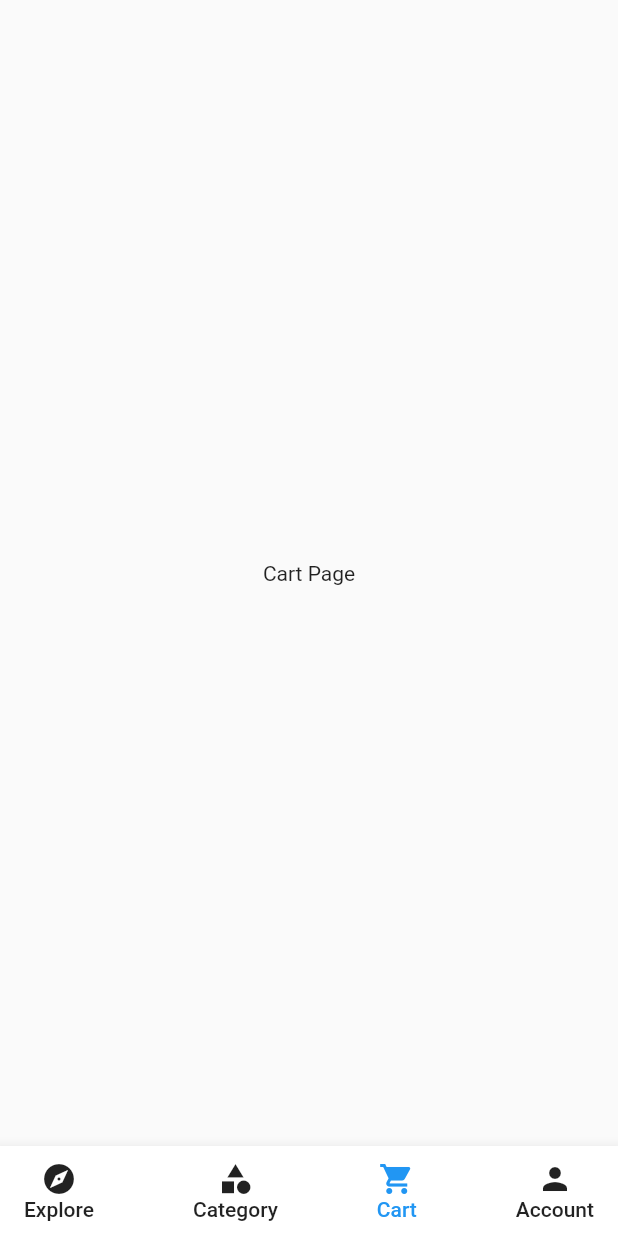
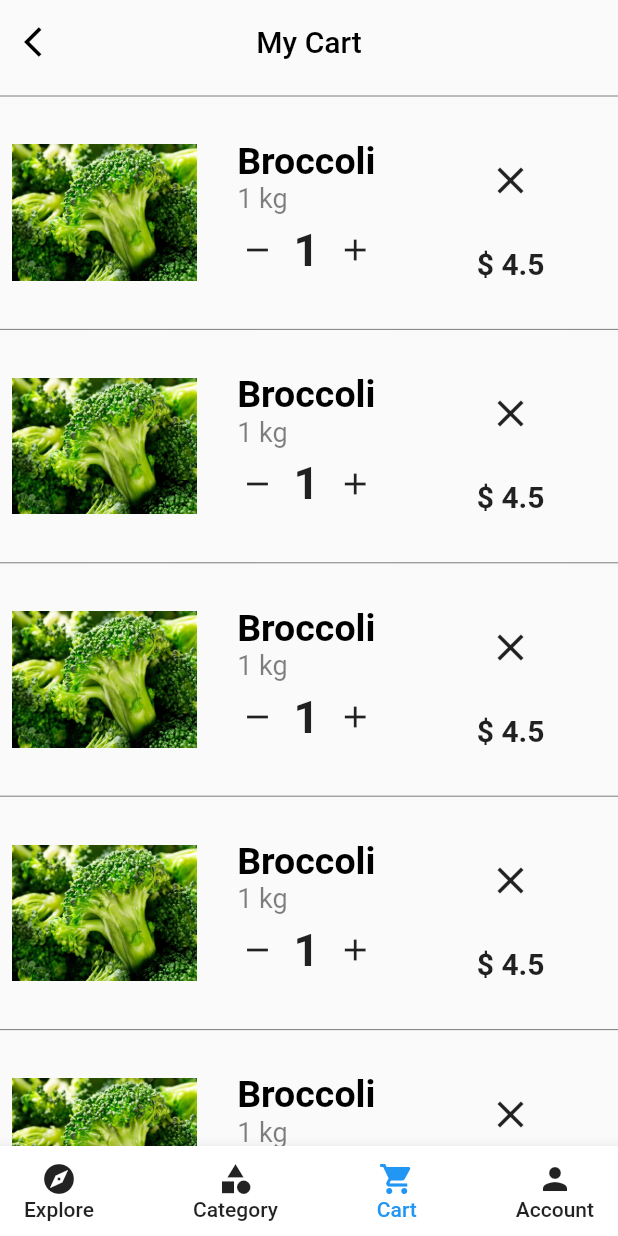
Before and after one commit to pravind002/mini_stores, a Flutter app: the screen it shows after launch, scrolled down 208 dp, after a tap on "Cart", on a phone screen of 412 x 824 dp. Run offline on Flutter 3.47's test engine with Material 2 defaults, Android fonts, the phone set to English and light mode, and no system bars; our stand-ins replace get.

Commit message:
Add Cart Page

```diff
--- a/lib/Bottom tabs/cart.dart
+++ b/lib/Bottom tabs/cart.dart
@@ -1,4 +1,5 @@
 import 'package:flutter/material.dart';
+import 'package:get/get.dart';
 
 class CartPage extends StatefulWidget {
   const CartPage({super.key});
@@ -8,8 +9,115 @@ class CartPage extends StatefulWidget {
 }
 
 class _CartPageState extends State<CartPage> {
+   int _counter = 1;
+  // int _decrement=0;
+
+  void _incrementCounter() {
+    setState(() {
+
+      _counter++;
+    });
+
+
+  }
+  void _decrementCounter() {
+    setState(() {
+_counter--;
+    // _decrement--;
+
+        });
+  }
   @override
   Widget build(BuildContext context) {
-    return Container(child: Center(child: Text('Cart Page')),);
+    return Scaffold(
+      appBar: AppBar(
+        backgroundColor: Colors.transparent,
+        elevation: 0,
+        leading: IconButton(onPressed:
+        (){Get.back();}, icon:const  Icon(Icons.arrow_back_ios,color: Colors.black,)),
+
+      centerTitle: true,
+      title:const  Text('My Cart',style: TextStyle(color: Colors.black),),
+      ),
+      body: ListView.builder(
+        itemCount: 10,
+        itemBuilder: (context, index) {
+
+
+        return Column(
+
+          children: [
+            Divider(
+              color: Colors.black.withOpacity(.5),
+            ),
+            Row(
+              mainAxisAlignment: MainAxisAlignment.spaceBetween,
+            //  crossAxisAlignment: CrossAxisAlignment.start,
+              children: [
+
+              Padding(
+                padding: const EdgeInsets.all(8.0),
+                child: SizedBox(
+
+                  height: Get.width*.3,
+                  width: Get.width*.3,
+                  child: Image.asset('asset/brocoli.webp')),
+              ),
+                Padding(
+                  padding: const EdgeInsets.all(8.0),
+                  child: Column(
+                    children: [
+                      RichText(text:  TextSpan(children: [
+                       const  TextSpan(text: 'Broccoli\n',
+                        style: TextStyle(
+                          color: Colors.black,
+                          fontSize: 25,
+                          fontWeight: FontWeight.bold)),
+                           TextSpan(text: '$_counter kg',
+                        style: TextStyle(
+                          color: Colors.black.withOpacity(.5),
+                          fontSize: 18,
+                          ))
+                      ])),
+                      Row(children: [
+                        IconButton(onPressed: (){
+                          _decrementCounter();
+                        },
+                         icon:const  Icon(Icons.remove)),
+       Text(
+                  '$_counter',
+                  style:TextStyle(fontSize: 30,fontWeight: FontWeight.bold),
+              ),
+               IconButton(onPressed: (){
+                  _incrementCounter();
+               },
+                         icon:const  Icon(Icons.add)),
+                      ],)
+                    ],
+                  ),
+                ),
+             Expanded(
+               child: Column(
+                mainAxisAlignment: MainAxisAlignment.spaceBetween,
+                children: [
+                IconButton(onPressed:
+                (){}, icon: Icon(Icons.close,size: 30,)),
+                SizedBox(height: 20,),
+                Text('\$ ${_counter*4.5}',style: TextStyle(fontWeight: FontWeight.bold,fontSize: 20),)
+                       ],),
+             )
+
+            ],),
+            //  Divider(
+            //   color: Colors.black.withOpacity(.5),
+            // ),
+
+          ],
+
+        );}
+      )
+    );
   }
+
+
 }
--- a/lib/Bottom tabs/explore.dart
+++ b/lib/Bottom tabs/explore.dart
@@ -57,11 +57,11 @@ class _ExplorePageState extends State<ExplorePage> {
                   ],),
                 ),
               ),
-              SizedBox(height: 20,),
+              const SizedBox(height: 20,),
               SizedBox(height: Get.height*.15,
               child: OfferPage(),),
               const SizedBox(height: 20,),
-              Text('Exclusive Offer',style: TextStyle(color: Colors.black,fontSize: 25,fontWeight: FontWeight.bold),),
+              const Text('Exclusive Offer',style: TextStyle(color: Colors.black,fontSize: 25,fontWeight: FontWeight.bold),),
               SizedBox(
                 height: Get.height*.25,
                 width: Get.width,
--- a/pubspec.yaml
+++ b/pubspec.yaml
@@ -61,8 +61,8 @@ flutter:
   uses-material-design: true
 
   # To add assets to your application, add an assets section, like this:
-  # assets:
-  #   - images/a_dot_burr.jpeg
+  assets:
+        - asset/
   #   - images/a_dot_ham.jpeg
 
   # An image asset can refer to one or more resolution-specific "variants", see
```
Also changed, not shown: asset/brocoli.webp (added).
